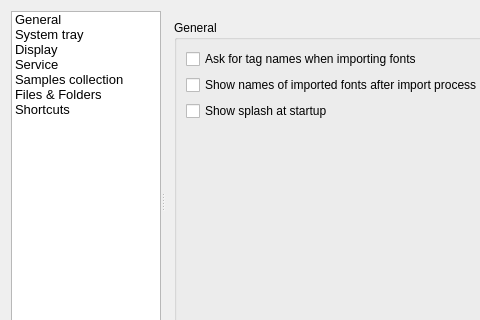
Before: the Qt Designer form src/prefs_panel.ui in fontmatrix/fontmatrix, drawn with Qt 5; both pictures show x 0 to 480 and y 0 to 320 of the 701 by 430 pixel window.
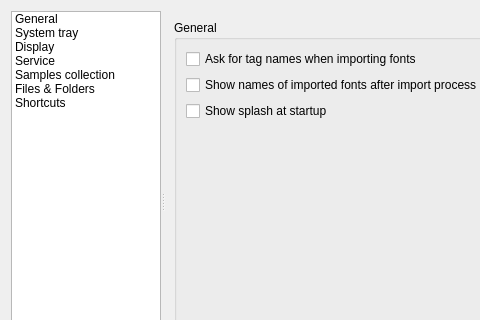
After: the same form once the commit is applied. Icons and pictures are not drawn.

```diff
--- a/src/prefs_panel.ui
+++ b/src/prefs_panel.ui
@@ -57,7 +57,7 @@
       </property>
       <property name="font" >
        <font>
-        <pointsize>10</pointsize>
+        <pointsize>9</pointsize>
         <weight>50</weight>
         <bold>false</bold>
         <strikeout>false</strikeout>
```
